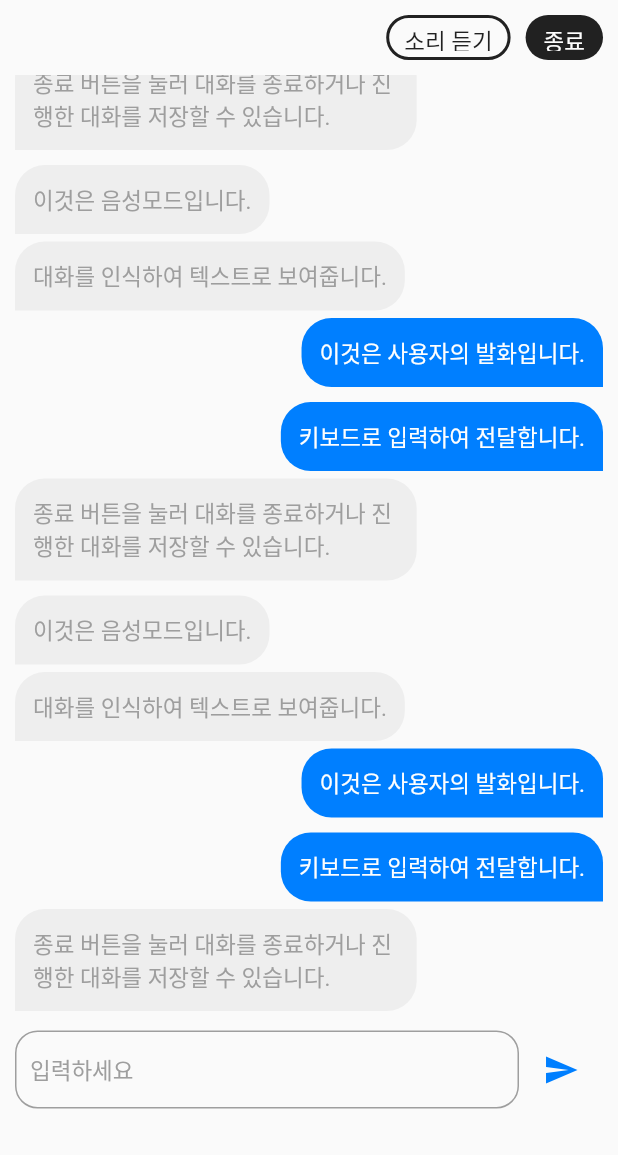
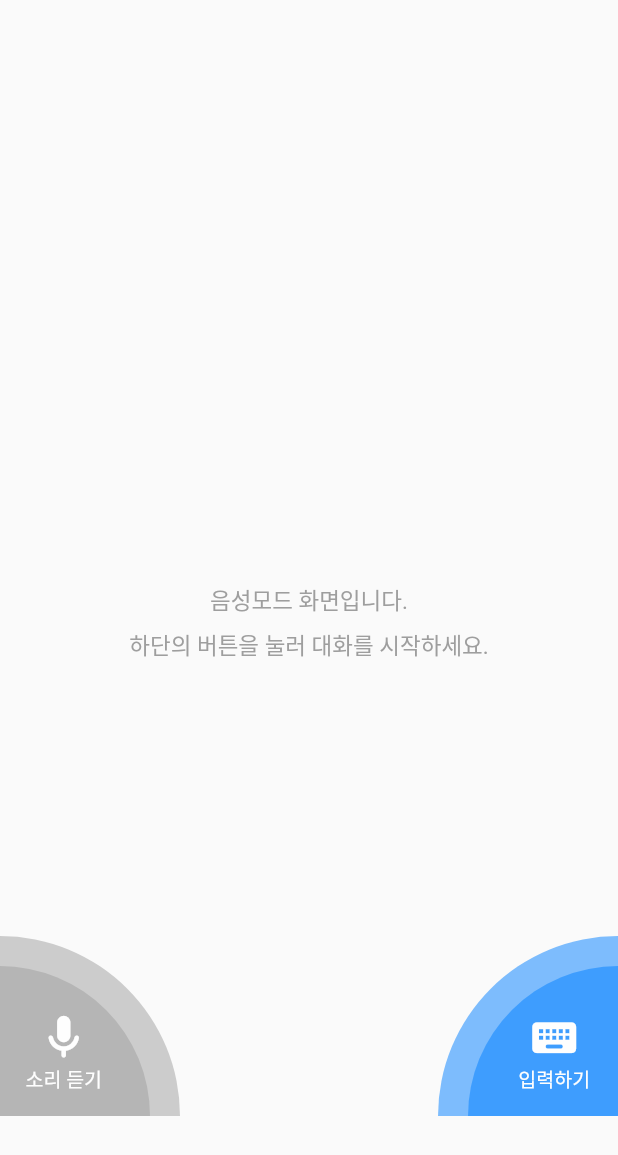
Before and after one commit to wkkyu088/hear_for_you, a Flutter app: the VoiceScreen screen opened directly, on a phone screen of 412 x 824 dp. Shown: the top 1155 px of the screen. Run offline on Flutter 3.47's test engine with Material 2 defaults, Android fonts, the light colour scheme and no system bars; drawn by our look-alikes of screenshot; our stand-ins replace carousel_slider, dio, flutter_local_notifications, image_gallery_saver, loading_animation_widget, permission_handler and 4 more; missing offline and left inert: android_alarm_manager_plus, audio_session, colorful_safe_area, flutter_sound, flutter_sound_platform_interface, siri_wave and 2 more; accounts and stored records are empty; Roboto replaces fonts that are missing (PretendardBold, PretendardMedium).

Commit message:
자잘한 설정 원래대로, 마이너 오류 수정

```diff
--- a/lib/constants.dart
+++ b/lib/constants.dart
@@ -1,6 +1,5 @@
 import 'package:flutter/material.dart';
 
-double bottomHeight = 500.0;
 bool isInit = true;
 
 // Shared_Preference에 들어가는 변수들
@@ -106,25 +105,4 @@ final List colorChart = [
   const Color(0xFFEC7B97),
 ];
 
-List voiceScreenChat = [
-  ['종료 버튼을 눌러 대화를 종료하거나 진행한 대화를 저장할 수 있습니다.', false],
-  ['키보드로 입력하여 전달합니다.', true],
-  ['이것은 사용자의 발화입니다.', true],
-  ['대화를 인식하여 텍스트로 보여줍니다.', false],
-  ['이것은 음성모드입니다.', false],
-  ['종료 버튼을 눌러 대화를 종료하거나 진행한 대화를 저장할 수 있습니다.', false],
-  ['키보드로 입력하여 전달합니다.', true],
-  ['이것은 사용자의 발화입니다.', true],
-  ['대화를 인식하여 텍스트로 보여줍니다.', false],
-  ['이것은 음성모드입니다.', false],
-  ['종료 버튼을 눌러 대화를 종료하거나 진행한 대화를 저장할 수 있습니다.', false],
-  ['키보드로 입력하여 전달합니다.', true],
-  ['이것은 사용자의 발화입니다.', true],
-  ['대화를 인식하여 텍스트로 보여줍니다.', false],
-  ['이것은 음성모드입니다.', false],
-  ['종료 버튼을 눌러 대화를 종료하거나 진행한 대화를 저장할 수 있습니다.', false],
-  ['키보드로 입력하여 전달합니다.', true],
-  ['이것은 사용자의 발화입니다.', true],
-  ['대화를 인식하여 텍스트로 보여줍니다.', false],
-  ['이것은 음성모드입니다.', false],
-];
+List voiceScreenChat = [];
--- a/lib/screens/voice_screen.dart
+++ b/lib/screens/voice_screen.dart
@@ -35,8 +35,8 @@ class _VoiceScreenState extends State<VoiceScreen> {
       // IOS 라면
       PermissionCheckClass.IOSRecognitionPermissionCheck(context);
     }
-    isEmpty = false;
-    isInput = true;
+    isEmpty = true;
+    isInput = false;
 
     context.read<VoiceModule>().initSpeech();
   }
--- a/lib/service/Functions.dart
+++ b/lib/service/Functions.dart
@@ -222,8 +222,8 @@ class FunctionClass {
       // @@@@@@@@@@@@@@@@@@@@@@@@@@@@@@@@@@@@@@@@@@ 안드로이드에서 알람 방식을 바꾸려는 경우 showNotification을 다른 함수로 바꾸면 됨
       // @@@@@@@@@@@@@@@@@@@@@@@@@@@@@@@@@@@@@@@@@@ result == unknown인 경우가 서버에서 무슨 소리인지 분석에 실패했을 경우임!
       if (result == "unknown") {
-        notification.showNotification("소리 알림",
-            "${int.parse(setting.dB.toString())} dB 이상의 소리가 발생했습니다. 주변을 확인하세요");
+        notification.showNotification(
+            "소리 알림", "${setting.dB.round()} dB 이상의 소리가 발생했습니다. 주변을 확인하세요");
       } else {
         notification.showNotification("소리 알림", "$result가 들립니다. 주의하세요");
       }
--- a/lib/widgets/regular_popup.dart
+++ b/lib/widgets/regular_popup.dart
@@ -70,7 +70,7 @@ class PopupState extends State<ModelPopup> {
           );
           context
               .read<AlarmProvider>()
-              .setAlarm(time, "${int.parse(dB.toString())} dB 이상의 소리");
+              .setAlarm(time, "${dB.round()} dB 이상의 소리");
           await AlarmScheduler.scheduleRepeatable(time);
           setState(() {});
         } else {
```
Also changed, not shown: lib/screens/regular_screen.dart (+6 -39 lines), lib/screens/settings/decibel_setting.dart (+7 -7 lines).
